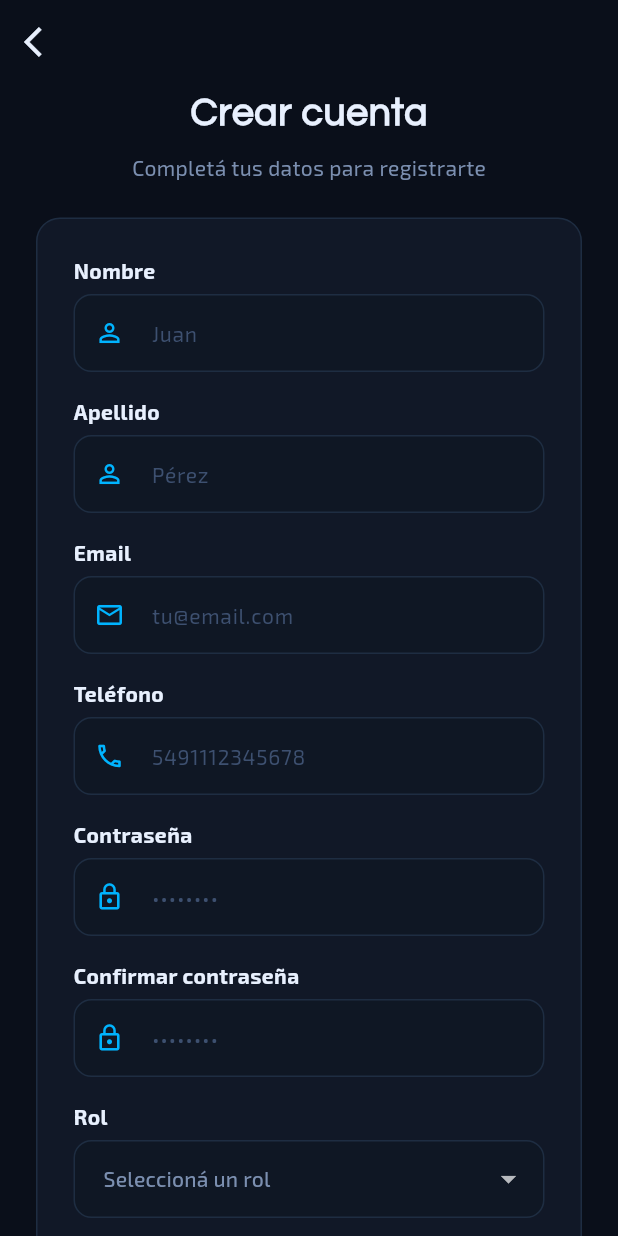
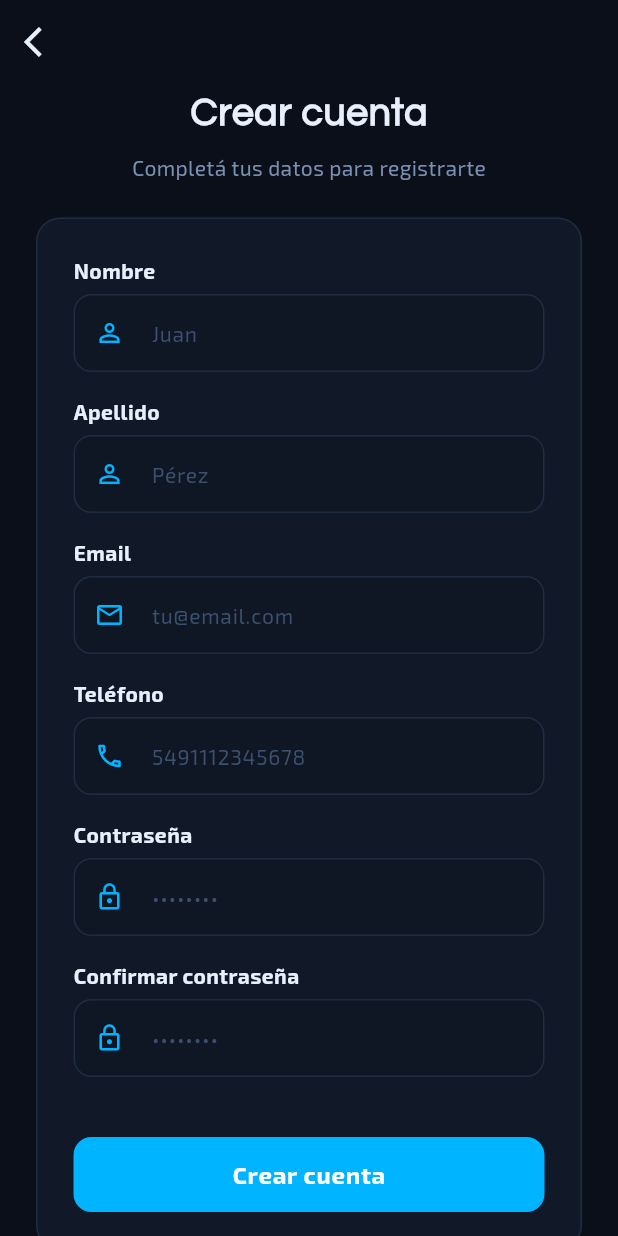
Before and after one commit to fatimaGisele/appGuardiasFront, a Flutter app: the RegisterScreen screen opened by its route, on a phone screen of 412 x 824 dp. Run offline on Flutter 3.47's test engine with Material 3 defaults, Android fonts, the phone set to English and light mode, and no system bars; our stand-ins replace firebase_core, firebase_messaging, flutter_local_notifications, flutter_secure_storage, go_router; accounts and stored records are empty; network calls fail.

Commit message:
modificaciones menores

```diff
--- a/lib/core/services/auth_service.dart
+++ b/lib/core/services/auth_service.dart
@@ -40,7 +40,6 @@ class AuthService {
     required String telefono,
     required String password,
     required String password2,
-    required int rolId,
   }) async {
     final responde = await http.post(
       Uri.parse(ApiConstants.register),
@@ -52,7 +51,6 @@ class AuthService {
         'telefono': telefono,
         'password': password,
         'password2': password2,
-        'rol_id': rolId,
       }),
     );
     final data = jsonDecode(responde.body);
--- a/lib/features/auth/screens/login_screen.dart
+++ b/lib/features/auth/screens/login_screen.dart
@@ -63,7 +63,7 @@ class _LoginScreenState extends State<LoginScreen> {
               children: [
                 // Logo
                 Image.asset(
-                  'assets/images/LogoPrincipal.png',
+                  '../../../../assets/images/LogoPrincipal.png',
                   width: 120,
                   height: 120,
                 ),
--- a/lib/features/auth/screens/register_screen.dart
+++ b/lib/features/auth/screens/register_screen.dart
@@ -20,15 +20,6 @@ class _RegisterScreenState extends State<RegisterScreen> {
   final _passwordController = TextEditingController();
   final _password2Controller = TextEditingController();
   bool _isLoading = false;
-  int? _rolSeleccionado;
-
-  // Roles disponibles — deben coincidir con los ids de la BD
-  final List<Map<String, dynamic>> _roles = [
-    {'id': 1, 'nombre': 'Lider'},
-    {'id': 2, 'nombre': 'Encargado'},
-    {'id': 3, 'nombre': 'Guardia'},
-    {'id': 4, 'nombre': 'Relevo'},
-  ];
 
   @override
   void dispose() {
@@ -43,13 +34,6 @@ class _RegisterScreenState extends State<RegisterScreen> {
 
   Future<void> _register() async {
     if (!_formKey.currentState!.validate()) return;
-    if (_rolSeleccionado == null) {
-      ScaffoldMessenger.of(context).showSnackBar(
-        const SnackBar(content: Text('Seleccioná un rol')),
-      );
-      return;
-    }
-
     setState(() => _isLoading = true);
 
     final result = await AuthService.register(
@@ -59,7 +43,6 @@ class _RegisterScreenState extends State<RegisterScreen> {
       telefono: _telefonoController.text.trim(),
       password: _passwordController.text,
       password2: _password2Controller.text,
-      rolId: _rolSeleccionado!,
     );
 
     setState(() => _isLoading = false);
@@ -180,31 +163,6 @@ class _RegisterScreenState extends State<RegisterScreen> {
                           return null;
                         },
                       ),
-
-                      // Selector de rol
-                      Column(
-                        crossAxisAlignment: CrossAxisAlignment.start,
-                        children: [
-                          const Text(
-                            'Rol',
-                            style: AppTextStyles.label,
-                          ),
-                          const SizedBox(height: 6),
-                          DropdownButtonFormField<int>(
-                            value: _rolSeleccionado,
-                            hint: const Text('Seleccioná un rol', style: AppTextStyles.bodySecondary),
-                            decoration: AppDecorations.inputDecoration(hint: ''),
-                            items: _roles.map((rol) {
-                              return DropdownMenuItem<int>(
-                                value: rol['id'],
-                                child: Text(rol['nombre']),
-                              );
-                            }).toList(),
-                            onChanged: (value) =>
-                                setState(() => _rolSeleccionado = value),
-                          ),
-                        ],
-                      ),
                       const SizedBox(height: 24),
 
                       // Botón registrar
--- a/lib/features/dashboard/screens/home_screen.dart
+++ b/lib/features/dashboard/screens/home_screen.dart
@@ -93,7 +93,7 @@ class _HomeScreenState extends State<HomeScreen> {
                         crossAxisAlignment: CrossAxisAlignment.start,
                         children: [
                           Image.asset(
-                            'assets/images/LogoPrincipal.png',
+                            '../../../../assets/images/LogoPrincipal.png',
                             width: 40,
                             height: 40,
                           ),
--- a/lib/features/dashboard/screens/regular_user_home_screen.dart
+++ b/lib/features/dashboard/screens/regular_user_home_screen.dart
@@ -135,7 +135,7 @@ class _RegularUserHomeScreenState extends State<RegularUserHomeScreen> {
                         crossAxisAlignment: CrossAxisAlignment.start,
                         children: [
                           Image.asset(
-                            'assets/images/LogoPrincipal.png',
+                            '../../../../assets/images/LogoPrincipal.png',
                             width: 40,
                             height: 40,
                           ),
--- a/lib/features/equipo/screens/crear_usuario_screen.dart
+++ b/lib/features/equipo/screens/crear_usuario_screen.dart
@@ -1,7 +1,7 @@
 import 'package:flutter/material.dart';
 import 'package:go_router/go_router.dart';
 import '../../../core/constants/app_theme.dart';
-import '../../../core/services/auth_service.dart';
+import '../../../core/services/usuario_service.dart';
 import '../../auth/widgets/auth_text_field.dart';
 
 class CrearUsuarioScreen extends StatefulWidget {
@@ -54,7 +54,7 @@ class _CrearUsuarioScreenState extends State<CrearUsuarioScreen> {
 
     setState(() => _isLoading = true);
 
-    final result = await AuthService.register(
+    final result = await UsuarioService.crear(
       nombre: _nombreCtrl.text.trim(),
       apellido: _apellidoCtrl.text.trim(),
       email: _emailCtrl.text.trim(),
```
Also changed, not shown: lib/core/services/usuario_service.dart (+23 -0 lines).
